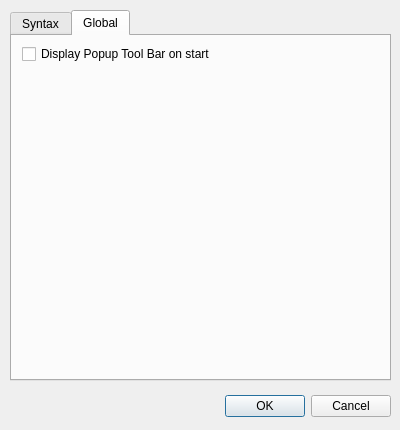
The window that dialog/settingdialog.ui (takashiro/CWizard) describes before a commit, drawn with Qt 5.
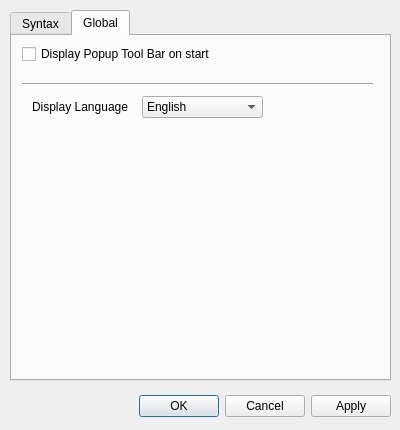
The same window after the commit. The open tabs and pages were chosen to show the change.

```diff
--- a/dialog/settingdialog.ui
+++ b/dialog/settingdialog.ui
@@ -26,7 +26,7 @@
     <enum>Qt::Horizontal</enum>
    </property>
    <property name="standardButtons">
-    <set>QDialogButtonBox::Cancel|QDialogButtonBox::Ok</set>
+    <set>QDialogButtonBox::Apply|QDialogButtonBox::Cancel|QDialogButtonBox::Ok</set>
    </property>
   </widget>
   <widget class="QTabWidget" name="tabWidget">
@@ -248,6 +248,57 @@
       <string>Display Popup Tool Bar on start</string>
      </property>
     </widget>
+    <widget class="QComboBox" name="displayLanguage">
+     <property name="geometry">
+      <rect>
+       <x>130</x>
+       <y>60</y>
+       <width>121</width>
+       <height>22</height>
+      </rect>
+     </property>
+     <item>
+      <property name="text">
+       <string notr="true" comment="en_US">English</string>
+      </property>
+     </item>
+     <item>
+      <property name="text">
+       <string notr="true" comment="zh_CN">中文(中国)</string>
+      </property>
+     </item>
+     <item>
+      <property name="text">
+       <string notr="true" comment="ja_JP">日本語(日本)</string>
+      </property>
+     </item>
+    </widget>
+    <widget class="Line" name="line_3">
+     <property name="geometry">
+      <rect>
+       <x>10</x>
+       <y>40</y>
+       <width>351</width>
+       <height>16</height>
+      </rect>
+     </property>
+     <property name="orientation">
+      <enum>Qt::Horizontal</enum>
+     </property>
+    </widget>
+    <widget class="QLabel" name="label_2">
+     <property name="geometry">
+      <rect>
+       <x>20</x>
+       <y>60</y>
+       <width>101</width>
+       <height>21</height>
+      </rect>
+     </property>
+     <property name="text">
+      <string>Display Language</string>
+     </property>
+    </widget>
    </widget>
   </widget>
  </widget>
```
Left out of the diff: 22 changed lines with no effect on the pictures.
